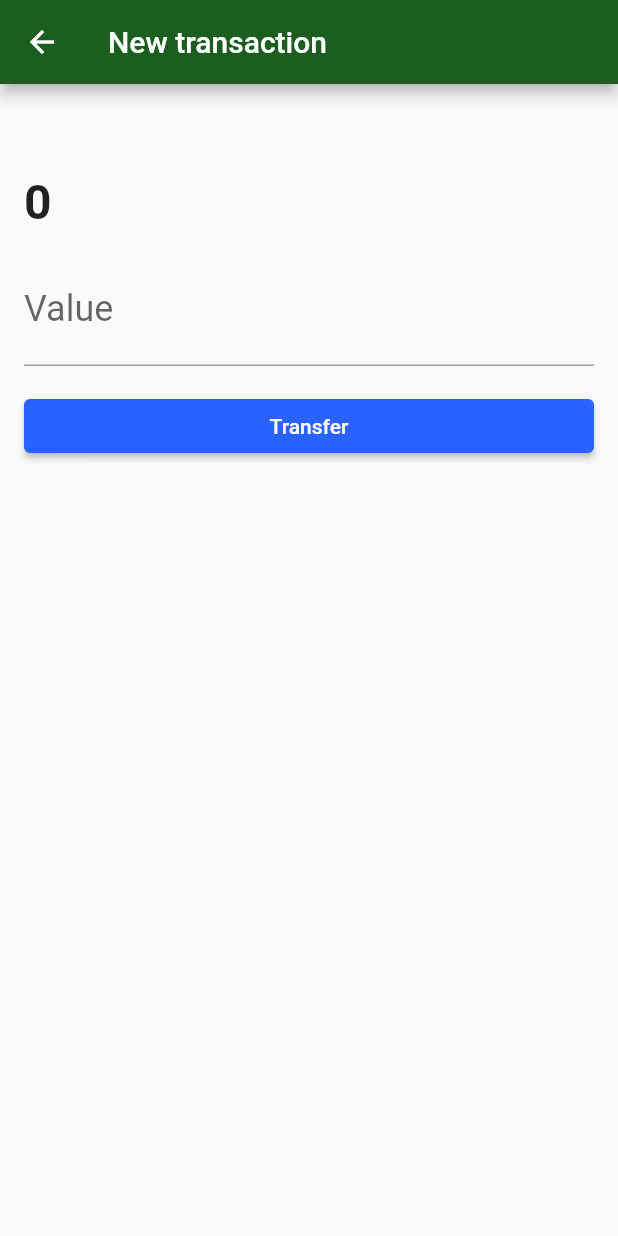
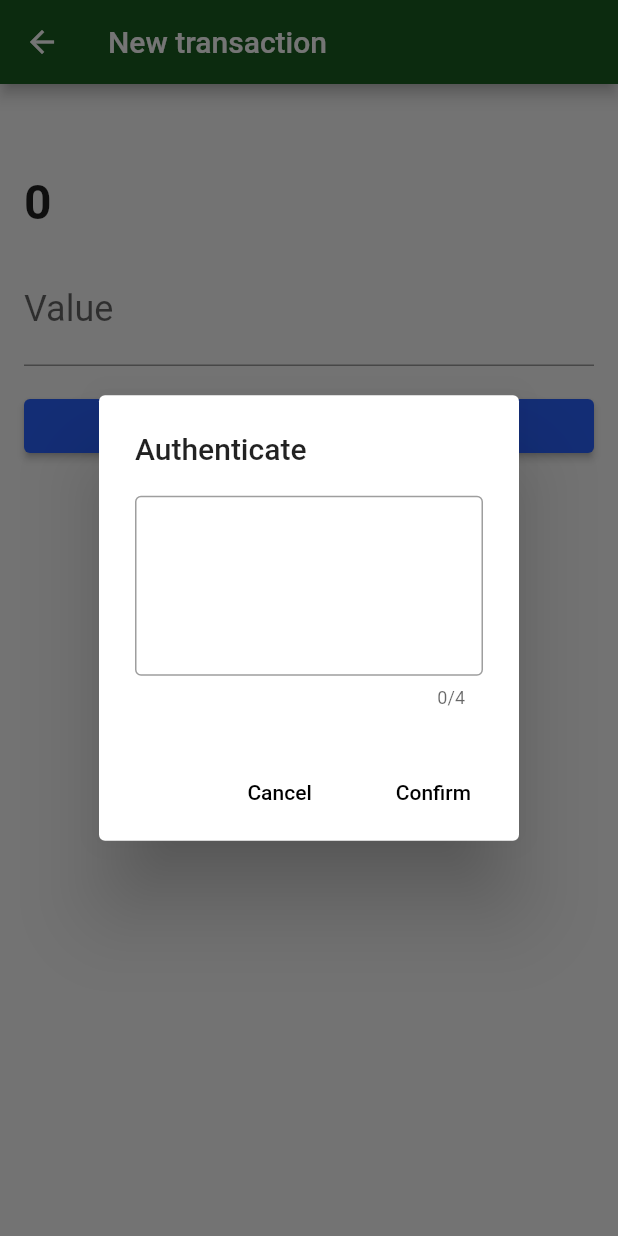
Before and after one commit to lucianoluzzi/bytebank_persistency, a Flutter app: the TransactionForm screen opened directly with empty values, after a tap on "Transfer", on a phone screen of 412 x 824 dp. Run offline on Flutter 3.47's test engine with Material 2 defaults, Android fonts, the phone set to English and light mode, and no system bars; our stand-ins replace sqflite; missing offline and left inert: http_interceptor; accounts and stored records are empty.

Commit message:
Creating an authentication dialog to send the password to the save transaction post call.

```diff
--- a/lib/network/web_client/transaction_webclient.dart
+++ b/lib/network/web_client/transaction_webclient.dart
@@ -14,10 +14,10 @@ class TransactionWebClient {
         .toList();
   }
 
-  Future<Transaction> save(Transaction transaction) async {
+  Future<Transaction> save(String password, Transaction transaction) async {
     final Response response = await client.post(
       baseUrl,
-      headers: {'Content-type': 'application/json', 'password': '1000'},
+      headers: {'Content-type': 'application/json', 'password': password},
       body: jsonEncode(transaction.toJson()),
     );
 
--- a/lib/screens/transaction_form.dart
+++ b/lib/screens/transaction_form.dart
@@ -1,6 +1,7 @@
 import 'package:bytebank_persistency/models/contact.dart';
 import 'package:bytebank_persistency/models/transaction.dart';
 import 'package:bytebank_persistency/network/web_client/transaction_webclient.dart';
+import 'package:bytebank_persistency/widgets/transaction_auth_dialog.dart';
 import 'package:flutter/material.dart';
 
 class TransactionForm extends StatefulWidget {
@@ -64,11 +65,15 @@ class _TransactionFormState extends State<TransactionForm> {
                           double.tryParse(_valueController.text);
                       final transactionCreated =
                           Transaction(value, widget.contact);
-                      _transactionWebClient
-                          .save(transactionCreated)
-                          .then((transaction) {
-                        Navigator.pop(context);
-                      });
+
+                      showDialog(
+                          context: context,
+                          builder: (dialogContext) => TransactionAuthDialog(
+                                onConfirm: (String password) {
+                                  _saveTransaction(
+                                      password, transactionCreated, context);
+                                },
+                              ));
                     },
                   ),
                 ),
@@ -79,4 +84,16 @@ class _TransactionFormState extends State<TransactionForm> {
       ),
     );
   }
+
+  void _saveTransaction(
+    String password,
+    Transaction transactionCreated,
+    BuildContext context,
+  ) async {
+    _transactionWebClient.save(password, transactionCreated).then(
+      (transaction) {
+        Navigator.pop(context);
+      },
+    );
+  }
 }
--- /dev/null
+++ b/lib/widgets/transaction_auth_dialog.dart
@@ -0,0 +1,45 @@
+import 'package:flutter/material.dart';
+
+class TransactionAuthDialog extends StatefulWidget {
+  final Function(String password) onConfirm;
+
+  TransactionAuthDialog({@required this.onConfirm});
+
+  @override
+  _TransactionAuthDialogState createState() => _TransactionAuthDialogState();
+}
+
+class _TransactionAuthDialogState extends State<TransactionAuthDialog> {
+  final TextEditingController _passwordController = TextEditingController();
+
+  @override
+  Widget build(BuildContext context) {
+    return AlertDialog(
+      title: Text('Authenticate'),
+      content: TextField(
+        controller: _passwordController,
+        obscureText: true,
+        maxLength: 4,
+        textAlign: TextAlign.center,
+        keyboardType: TextInputType.number,
+        decoration: InputDecoration(
+          border: OutlineInputBorder(),
+        ),
+        style: TextStyle(letterSpacing: 24, fontSize: 68),
+      ),
+      actions: <Widget>[
+        FlatButton(
+          onPressed: () => Navigator.pop(context),
+          child: Text('Cancel'),
+        ),
+        FlatButton(
+          onPressed: () {
+            widget.onConfirm(_passwordController.text);
+            Navigator.pop(context);
+          },
+          child: Text('Confirm'),
+        ),
+      ],
+    );
+  }
+}
```
